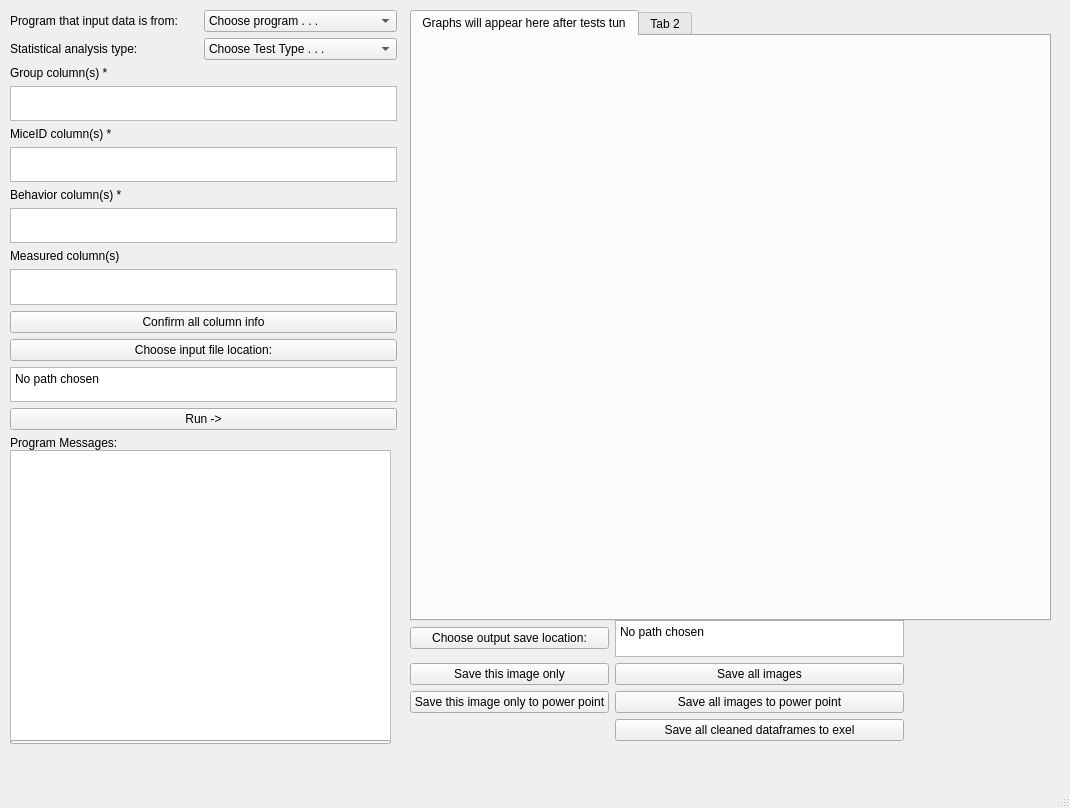
Old version of the form mainwindow.ui in the repository ZelikowskyLab/autograph_behavior.
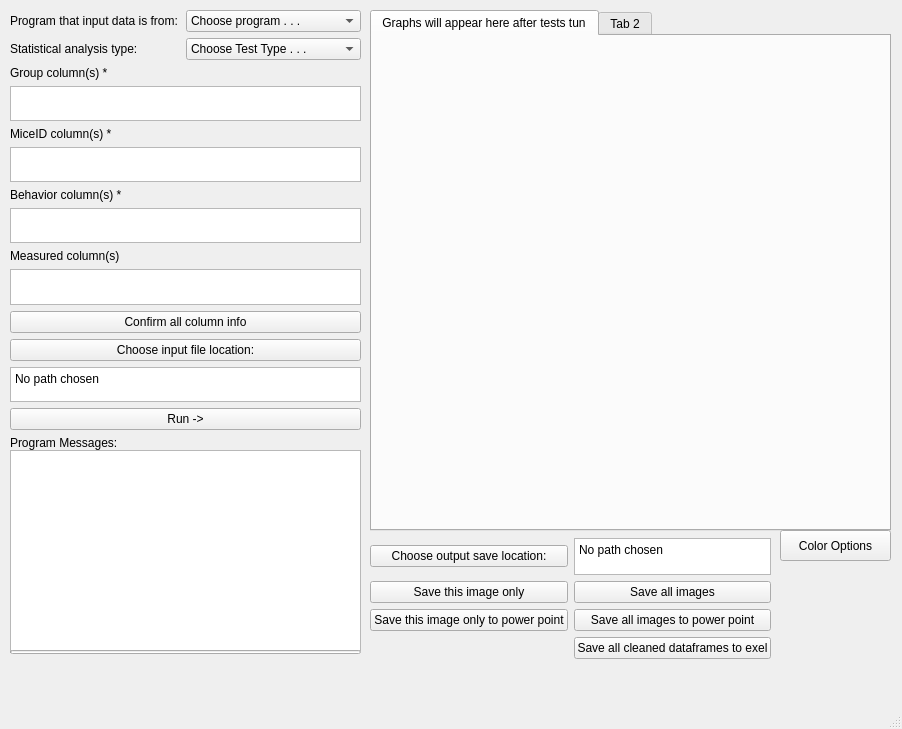
New version of the form.

The edit to the form file:
```diff
--- a/mainwindow.ui
+++ b/mainwindow.ui
@@ -6,8 +6,8 @@
    <rect>
     <x>0</x>
     <y>0</y>
-    <width>1070</width>
-    <height>808</height>
+    <width>902</width>
+    <height>729</height>
    </rect>
   </property>
   <property name="windowTitle">
@@ -28,7 +28,7 @@
      <rect>
       <x>10</x>
       <y>10</y>
-      <width>387</width>
+      <width>351</width>
       <height>441</height>
      </rect>
     </property>
@@ -197,9 +197,9 @@
    <widget class="QWidget" name="gridLayoutWidget_2">
     <property name="geometry">
      <rect>
-      <x>410</x>
-      <y>620</y>
-      <width>494</width>
+      <x>370</x>
+      <y>538</y>
+      <width>401</width>
       <height>121</height>
      </rect>
     </property>
@@ -267,18 +267,18 @@
      <rect>
       <x>10</x>
       <y>450</y>
-      <width>381</width>
-      <height>291</height>
+      <width>351</width>
+      <height>201</height>
      </rect>
     </property>
    </widget>
    <widget class="QTabWidget" name="tabWidget">
     <property name="geometry">
      <rect>
-      <x>410</x>
+      <x>370</x>
       <y>10</y>
-      <width>641</width>
-      <height>611</height>
+      <width>521</width>
+      <height>521</height>
      </rect>
     </property>
     <property name="layoutDirection">
@@ -320,8 +320,8 @@
     <property name="geometry">
      <rect>
       <x>10</x>
-      <y>740</y>
-      <width>381</width>
+      <y>650</y>
+      <width>351</width>
       <height>4</height>
      </rect>
     </property>
@@ -341,6 +341,19 @@
      <enum>QProgressBar::TopToBottom</enum>
     </property>
    </widget>
+   <widget class="QPushButton" name="color_options">
+    <property name="geometry">
+     <rect>
+      <x>780</x>
+      <y>530</y>
+      <width>111</width>
+      <height>31</height>
+     </rect>
+    </property>
+    <property name="text">
+     <string>Color Options</string>
+    </property>
+   </widget>
   </widget>
   <widget class="QMenuBar" name="menubar">
    <property name="geometry">
```
Left out of the diff: 44 changed lines with no effect on the pictures.
